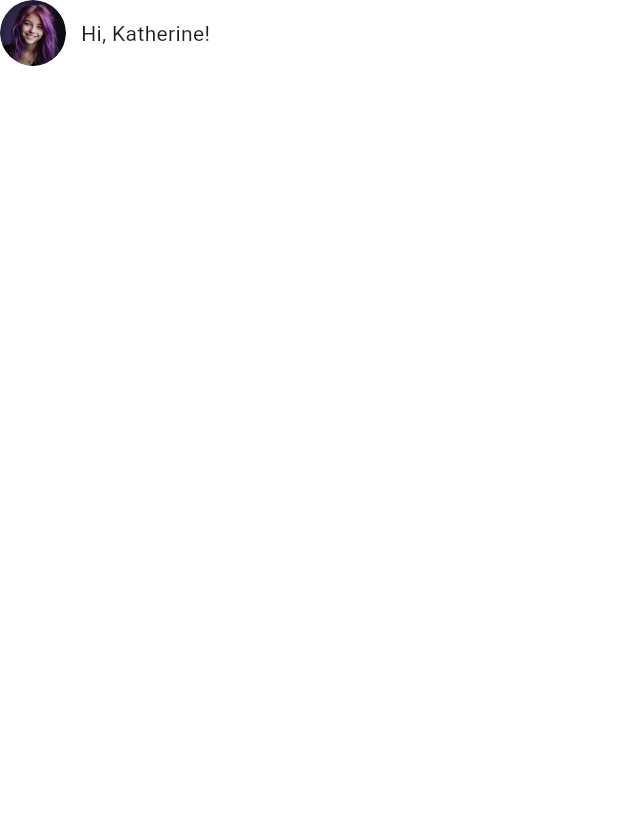
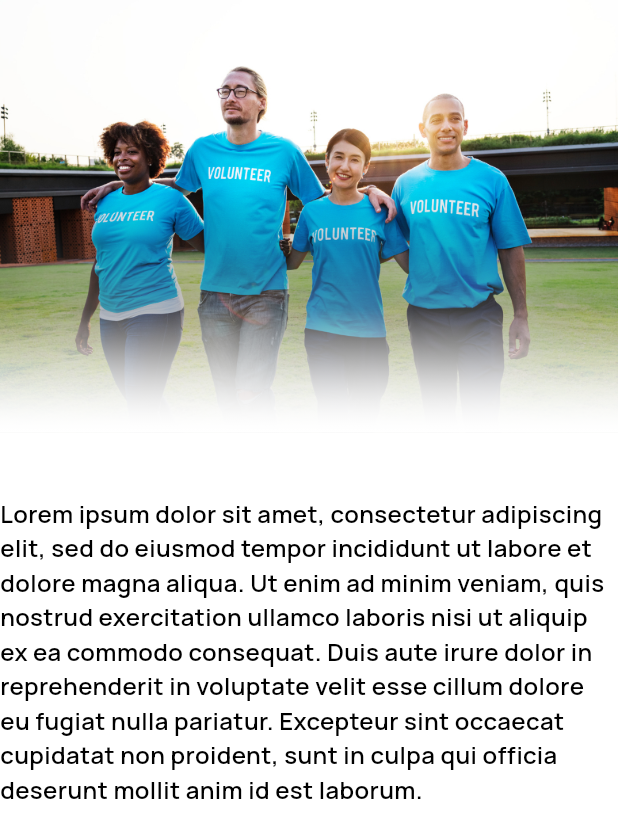
Before and after one commit to nexarsolutions/museit, a Flutter app: the screen it shows after launch, on a phone screen of 412 x 824 dp. Shown: the top 838 px of the screen. Run offline on Flutter 3.47's test engine with Material 3 defaults, Android fonts, the phone set to English and light mode, and no system bars; our stand-ins replace get.

Commit message:
select role

```diff
--- a/lib/main.dart
+++ b/lib/main.dart
@@ -1,6 +1,7 @@
 import 'package:flutter/material.dart';
 import 'package:get/get.dart';
 import 'package:musit/pages/home/home_screen.dart';
+import 'package:musit/pages/on_boarding/on_boarding_screen.dart';
 import 'package:musit/pages/select_role/select_role_screen.dart';
 
 void main() {
@@ -19,7 +20,7 @@ class MyApp extends StatelessWidget {
       theme: ThemeData(
         colorScheme: ColorScheme.fromSeed(seedColor: Colors.deepPurple),
       ),
-      home: HomeScreen(),
+      home: OnBoardingScreen(),
     );
   }
 }
--- /dev/null
+++ b/lib/pages/on_boarding/on_boarding_screen.dart
@@ -0,0 +1,54 @@
+import 'package:flutter/material.dart';
+import 'package:get/get.dart';
+import 'package:musit/constants/colors.dart';
+import 'package:musit/constants/text_styles.dart';
+
+class OnBoardingScreen extends StatelessWidget {
+  const OnBoardingScreen({super.key});
+
+  @override
+  Widget build(BuildContext context) {
+    return Scaffold(
+      backgroundColor: whiteColor,
+      body: Column(
+        children: [
+          Stack(
+            children: [
+              Image.asset(
+                'assets/images/on_boarding_1.png',
+                height: Get.height * 0.35,
+                width: Get.width,
+                fit: BoxFit.cover,
+              ),
+              Positioned(
+                bottom: 0,
+                child: Container(
+                  width: Get.width,
+                  height: Get.height * 0.1,
+                  decoration: BoxDecoration(
+                    // Corrected the gradient direction and colors
+                    gradient: LinearGradient(
+                      begin: Alignment.topCenter,
+                      end: Alignment.bottomCenter,
+                      colors: [
+                        Colors.white.withOpacity(
+                          0.0,
+                        ), // Starts fully transparent
+                        Colors.white, // Fades to solid white
+                      ],
+                    ),
+                  ),
+                ),
+              ),
+            ],
+          ),
+          SizedBox(height: 42),
+          Text(
+            'Lorem ipsum dolor sit amet, consectetur adipiscing elit, sed do eiusmod tempor incididunt ut labore et dolore magna aliqua. Ut enim ad minim veniam, quis nostrud exercitation ullamco laboris nisi ut aliquip ex ea commodo consequat. Duis aute irure dolor in reprehenderit in voluptate velit esse cillum dolore eu fugiat nulla pariatur. Excepteur sint occaecat cupidatat non proident, sunt in culpa qui officia deserunt mollit anim id est laborum.',
+            style: manRopeSemiBold,
+          ),
+        ],
+      ),
+    );
+  }
+}
--- a/lib/pages/select_role/select_role_screen.dart
+++ b/lib/pages/select_role/select_role_screen.dart
@@ -46,7 +46,7 @@ class SelectRoleScreen extends StatelessWidget {
           ),
           SizedBox(height: 23),
           Text('Select Role', style: manRopeSemiBold),
-          SizedBox(height: 24),
+          SizedBox(height: 52),
           Padding(
             padding: const EdgeInsets.symmetric(horizontal: 50.0),
             child: Text(
@@ -56,8 +56,19 @@ class SelectRoleScreen extends StatelessWidget {
             ),
           ),
           SizedBox(height: 24),
-          CustomButton(onPressed: (){}, text: 'Sender')
-
+          Spacer(),
+          CustomButton(onPressed: () {}, text: 'Sender'),
+          SizedBox(height: 16),
+          CustomButton(
+            onPressed: () {},
+            text: 'Recipient',
+            backgroundColor: whiteColor,
+            borderColor: blackColor,
+            isBorder: true,
+            borderWidth: 1,
+            textColor: blackColor,
+          ),
+          SizedBox(height: 24),
         ],
       ),
     );
```
Also changed, not shown: assets/images/on_boarding_1.png (added), assets/images/on_boarding_2.png (added), assets/images/on_boarding_3.png (added).
